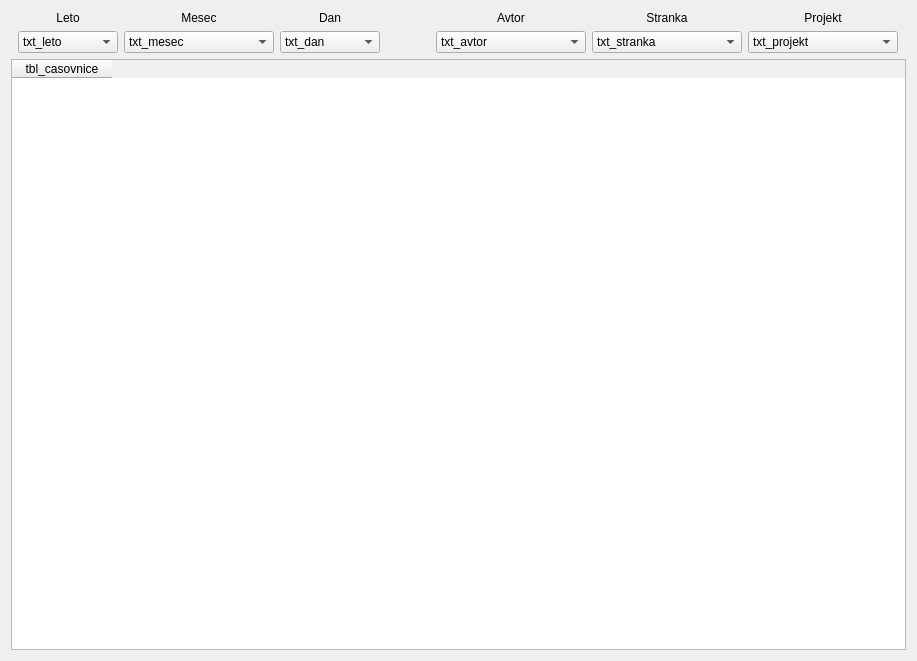
Qt form wid_casovnice.ui (bubi-luka/BubiRacun) before a commit.
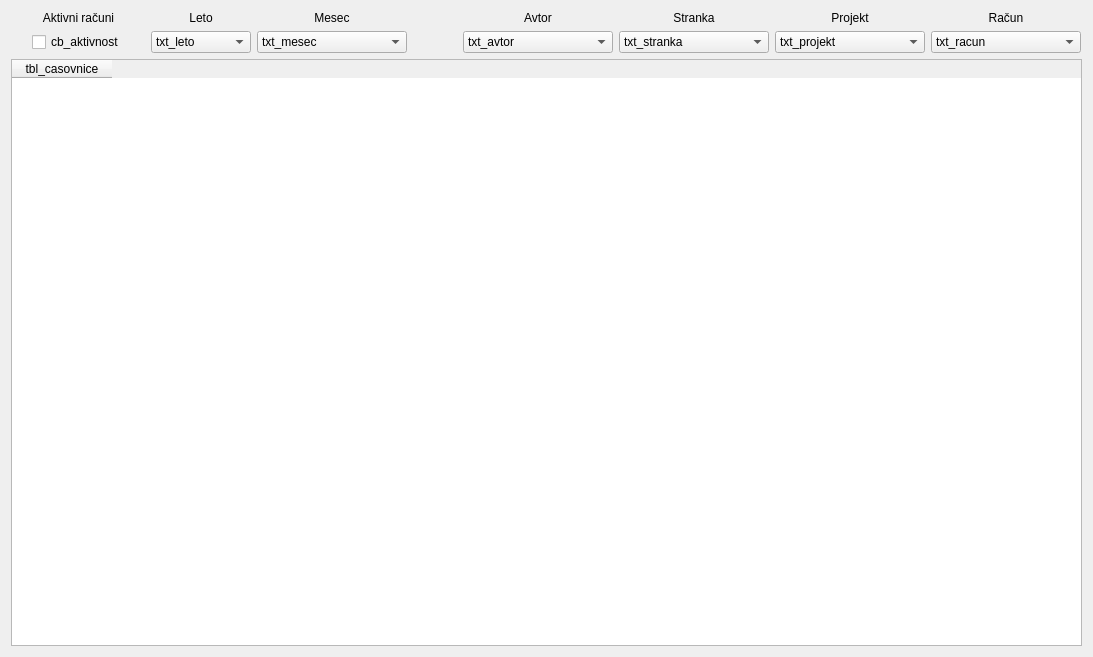
The same form after that commit.

Patch:
```diff
--- a/wid_casovnice.ui
+++ b/wid_casovnice.ui
@@ -6,8 +6,8 @@
    <rect>
     <x>0</x>
     <y>0</y>
-    <width>917</width>
-    <height>661</height>
+    <width>1093</width>
+    <height>657</height>
    </rect>
   </property>
   <property name="windowTitle">
@@ -31,7 +31,7 @@
      </item>
      <item>
       <layout class="QGridLayout" name="gridLayout">
-       <item row="0" column="1">
+       <item row="0" column="2">
         <widget class="QLabel" name="label_2">
          <property name="text">
           <string>Mesec</string>
@@ -41,17 +41,7 @@
          </property>
         </widget>
        </item>
-       <item row="0" column="2">
-        <widget class="QLabel" name="label_3">
-         <property name="text">
-          <string>Dan</string>
-         </property>
-         <property name="alignment">
-          <set>Qt::AlignCenter</set>
-         </property>
-        </widget>
-       </item>
-       <item row="0" column="0">
+       <item row="0" column="1">
         <widget class="QLabel" name="label">
          <property name="text">
           <string>Leto</string>
@@ -61,7 +51,7 @@
          </property>
         </widget>
        </item>
-       <item row="1" column="0">
+       <item row="1" column="1">
         <widget class="QComboBox" name="txt_leto">
          <property name="minimumSize">
           <size>
@@ -76,7 +66,7 @@
          </item>
         </widget>
        </item>
-       <item row="1" column="1">
+       <item row="1" column="2">
         <widget class="QComboBox" name="txt_mesec">
          <property name="minimumSize">
           <size>
@@ -91,21 +81,53 @@
          </item>
         </widget>
        </item>
-       <item row="1" column="2">
-        <widget class="QComboBox" name="txt_dan">
-         <property name="minimumSize">
-          <size>
-           <width>100</width>
-           <height>0</height>
-          </size>
+       <item row="0" column="0">
+        <widget class="QLabel" name="label_7">
+         <property name="text">
+          <string>Aktivni računi</string>
          </property>
-         <item>
-          <property name="text">
-           <string>txt_dan</string>
-          </property>
-         </item>
+         <property name="alignment">
+          <set>Qt::AlignCenter</set>
+         </property>
         </widget>
        </item>
+       <item row="1" column="0">
+        <layout class="QHBoxLayout" name="horizontalLayout_2">
+         <item>
+          <spacer name="horizontalSpacer_4">
+           <property name="orientation">
+            <enum>Qt::Horizontal</enum>
+           </property>
+           <property name="sizeHint" stdset="0">
+            <size>
+             <width>40</width>
+             <height>20</height>
+            </size>
+           </property>
+          </spacer>
+         </item>
+         <item>
+          <widget class="QCheckBox" name="cb_aktivnost">
+           <property name="text">
+            <string>cb_aktivnost</string>
+           </property>
+          </widget>
+         </item>
+         <item>
+          <spacer name="horizontalSpacer_5">
+           <property name="orientation">
+            <enum>Qt::Horizontal</enum>
+           </property>
+           <property name="sizeHint" stdset="0">
+            <size>
+             <width>40</width>
+             <height>20</height>
+            </size>
+           </property>
+          </spacer>
+         </item>
+        </layout>
+       </item>
       </layout>
      </item>
      <item>
@@ -201,6 +223,31 @@
          </item>
         </widget>
        </item>
+       <item row="1" column="3">
+        <widget class="QComboBox" name="txt_racun">
+         <property name="minimumSize">
+          <size>
+           <width>150</width>
+           <height>0</height>
+          </size>
+         </property>
+         <item>
+          <property name="text">
+           <string>txt_racun</string>
+          </property>
+         </item>
+        </widget>
+       </item>
+       <item row="0" column="3">
+        <widget class="QLabel" name="label_3">
+         <property name="text">
+          <string>Račun</string>
+         </property>
+         <property name="alignment">
+          <set>Qt::AlignCenter</set>
+         </property>
+        </widget>
+       </item>
       </layout>
      </item>
      <item>
```
